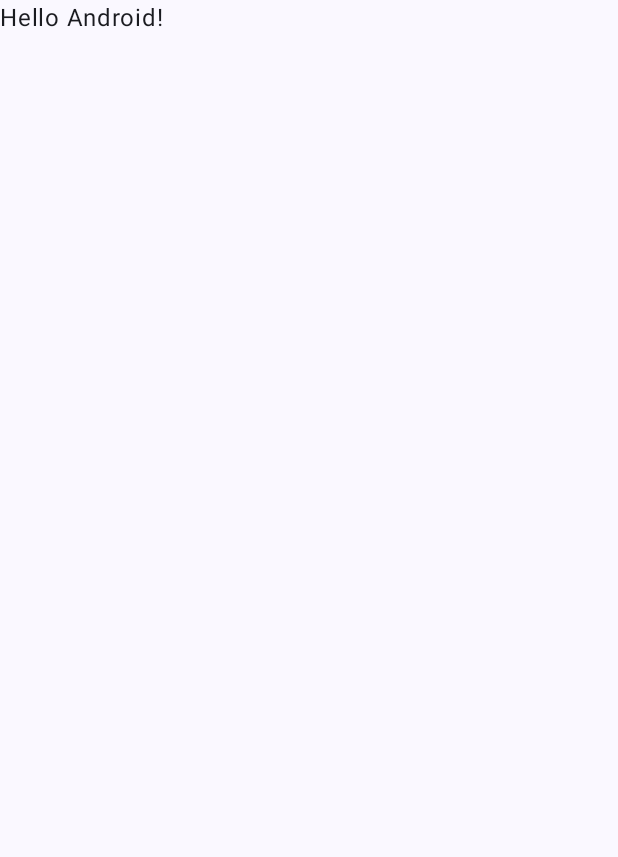
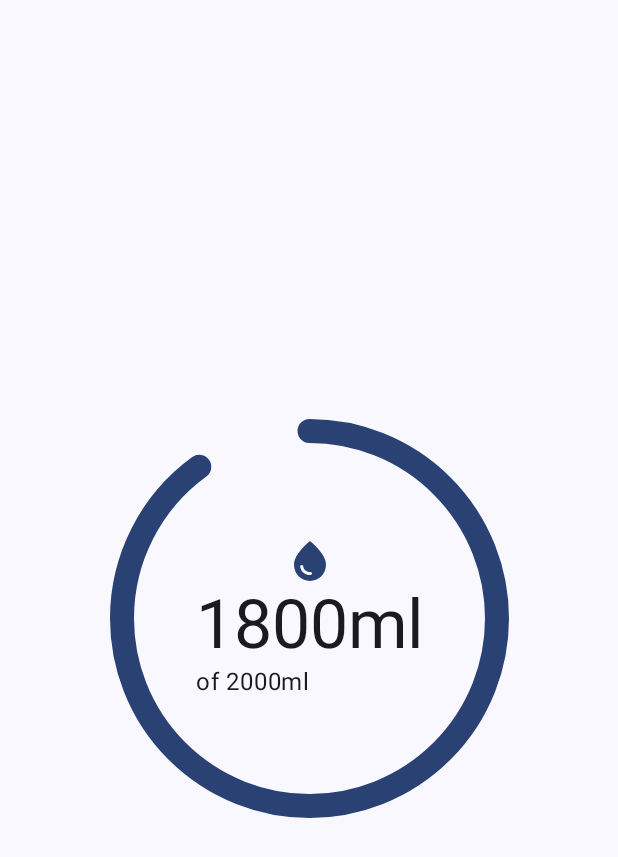
Before and after one commit to thiagocontelli/water-tracker, an Android app built with Jetpack Compose: the screen it shows after launch (MainActivity), on a phone screen of 412 x 824 dp. Before the commit the part shown is almost empty. Shown: the top 857 px of the screen. Run offline under Robolectric (Android 15) with nearby library versions, the phone set to English and light mode, and no system bars.

Commit message:
Create CircularWaterProgress component

```diff
--- a/app/src/main/java/com/thiagocontelli/watertracker/MainActivity.kt
+++ b/app/src/main/java/com/thiagocontelli/watertracker/MainActivity.kt
@@ -6,10 +6,9 @@ import androidx.activity.compose.setContent
 import androidx.compose.foundation.layout.fillMaxSize
 import androidx.compose.material3.MaterialTheme
 import androidx.compose.material3.Surface
-import androidx.compose.material3.Text
-import androidx.compose.runtime.Composable
 import androidx.compose.ui.Modifier
-import androidx.compose.ui.tooling.preview.Preview
+import androidx.compose.ui.unit.dp
+import com.thiagocontelli.watertracker.ui.components.CircularWaterProgress
 import com.thiagocontelli.watertracker.ui.theme.WaterTrackerTheme
 
 class MainActivity : ComponentActivity() {
@@ -17,30 +16,13 @@ class MainActivity : ComponentActivity() {
         super.onCreate(savedInstanceState)
         setContent {
             WaterTrackerTheme {
-                // A surface container using the 'background' color from the theme
                 Surface(
                     modifier = Modifier.fillMaxSize(),
                     color = MaterialTheme.colorScheme.background
                 ) {
-                    Greeting("Android")
+                    CircularWaterProgress(percentage = 0.9f, number = 2000, radius = 125.dp)
                 }
             }
         }
     }
 }
-
-@Composable
-fun Greeting(name: String, modifier: Modifier = Modifier) {
-    Text(
-        text = "Hello $name!",
-        modifier = modifier
-    )
-}
-
-@Preview(showBackground = true)
-@Composable
-fun GreetingPreview() {
-    WaterTrackerTheme {
-        Greeting("Android")
-    }
-}
--- /dev/null
+++ b/app/src/main/java/com/thiagocontelli/watertracker/ui/components/CircularWaterProgress.kt
@@ -0,0 +1,89 @@
+package com.thiagocontelli.watertracker.ui.components
+
+import androidx.compose.animation.core.animateFloatAsState
+import androidx.compose.animation.core.tween
+import androidx.compose.foundation.Canvas
+import androidx.compose.foundation.layout.Box
+import androidx.compose.foundation.layout.Column
+import androidx.compose.foundation.layout.size
+import androidx.compose.material3.Icon
+import androidx.compose.material3.MaterialTheme
+import androidx.compose.material3.Text
+import androidx.compose.runtime.Composable
+import androidx.compose.runtime.LaunchedEffect
+import androidx.compose.runtime.getValue
+import androidx.compose.runtime.mutableStateOf
+import androidx.compose.runtime.remember
+import androidx.compose.runtime.setValue
+import androidx.compose.ui.Alignment
+import androidx.compose.ui.Modifier
+import androidx.compose.ui.graphics.Color
+import androidx.compose.ui.graphics.StrokeCap
+import androidx.compose.ui.graphics.drawscope.Stroke
+import androidx.compose.ui.res.painterResource
+import androidx.compose.ui.unit.Dp
+import androidx.compose.ui.unit.dp
+import com.thiagocontelli.watertracker.R
+
+@Composable
+fun CircularWaterProgress(
+    percentage: Float,
+    number: Int,
+    radius: Dp = 50.dp,
+) {
+    var animationPlayed by remember {
+        mutableStateOf(false)
+    }
+
+    val currentPercentage = animateFloatAsState(
+        targetValue = if (animationPlayed) percentage else 0f,
+        animationSpec = tween(
+            durationMillis = 1000,
+        ),
+        label = ""
+    )
+
+    val color: Color = MaterialTheme.colorScheme.primary
+
+    LaunchedEffect(key1 = true) {
+        animationPlayed = true
+    }
+
+    Box(
+        contentAlignment = Alignment.Center,
+        modifier = Modifier.size(radius * 2f)
+    ) {
+        Canvas(modifier = Modifier.size(radius * 2f)) {
+            drawArc(
+                color = color,
+                startAngle = -90f,
+                sweepAngle = 360 * currentPercentage.value,
+                useCenter = false,
+                style = Stroke(16.dp.toPx(), cap = StrokeCap.Round)
+            )
+        }
+
+        Column(
+            horizontalAlignment = Alignment.CenterHorizontally,
+        ) {
+            Icon(
+                painter = painterResource(id = R.drawable.baseline_water_drop_24),
+                contentDescription = "Water drop",
+                tint = color,
+                modifier = Modifier.size(32.dp)
+            )
+
+            Column {
+                Text(
+                    text = (currentPercentage.value * number).toInt().toString() + "ml",
+                    style = MaterialTheme.typography.displayMedium
+                )
+
+                Text(
+                    text = "of ${number}ml",
+                )
+            }
+
+        }
+    }
+}
--- /dev/null
+++ b/app/src/main/res/drawable/baseline_water_drop_24.xml
@@ -0,0 +1,5 @@
+<vector android:height="24dp" android:tint="#000000"
+    android:viewportHeight="24" android:viewportWidth="24"
+    android:width="24dp" xmlns:android="http://schemas.android.com/apk/res/android">
+    <path android:fillColor="@android:color/white" android:pathData="M12,2c-5.33,4.55 -8,8.48 -8,11.8c0,4.98 3.8,8.2 8,8.2s8,-3.22 8,-8.2C20,10.48 17.33,6.55 12,2zM7.83,14c0.37,0 0.67,0.26 0.74,0.62c0.41,2.22 2.28,2.98 3.64,2.87c0.43,-0.02 0.79,0.32 0.79,0.75c0,0.4 -0.32,0.73 -0.72,0.75c-2.13,0.13 -4.62,-1.09 -5.19,-4.12C7.01,14.42 7.37,14 7.83,14z"/>
+</vector>
```
